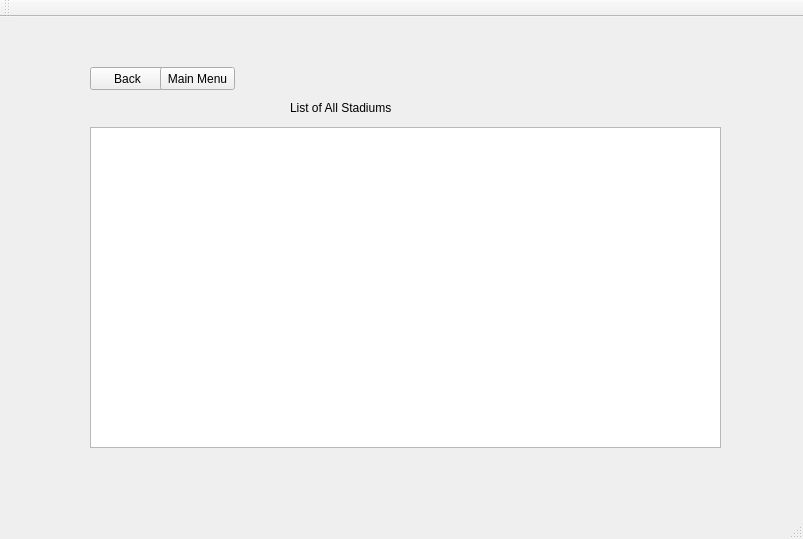
This is cs1dproject/mainwindow.ui in AustinVaday/CS1D-Class-Project-2 as Qt 5 draws it before an edit. The edited form follows.
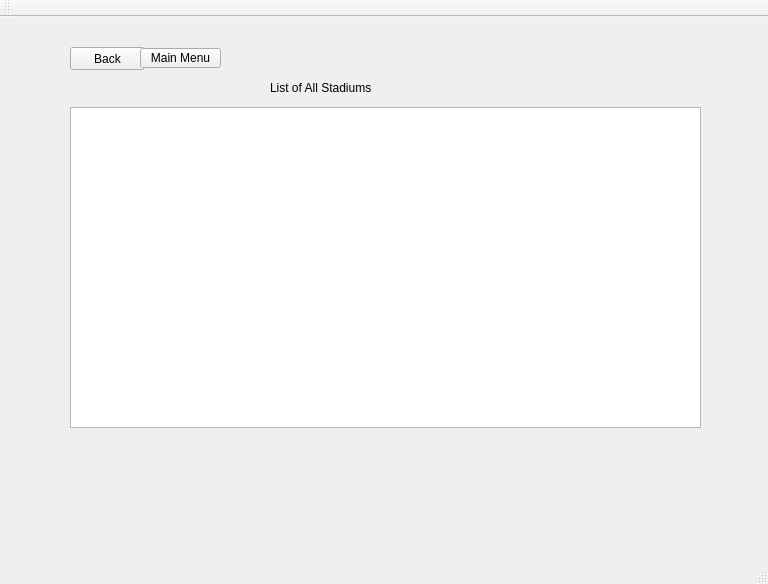
This is the edited form. The open tabs and pages were chosen to show the change.

```diff
--- a/cs1dproject/mainwindow.ui
+++ b/cs1dproject/mainwindow.ui
@@ -6,8 +6,8 @@
    <rect>
     <x>0</x>
     <y>0</y>
-    <width>803</width>
-    <height>539</height>
+    <width>768</width>
+    <height>584</height>
    </rect>
   </property>
   <property name="windowTitle">
@@ -29,10 +29,10 @@
    <widget class="QStackedWidget" name="stackedWidget_mainWidget">
     <property name="geometry">
      <rect>
-      <x>40</x>
-      <y>40</y>
-      <width>721</width>
-      <height>421</height>
+      <x>20</x>
+      <y>20</y>
+      <width>761</width>
+      <height>441</height>
      </rect>
     </property>
     <property name="currentIndex">
@@ -852,9 +852,9 @@
       <property name="geometry">
        <rect>
         <x>120</x>
-        <y>10</y>
-        <width>75</width>
-        <height>23</height>
+        <y>11</y>
+        <width>81</width>
+        <height>20</height>
        </rect>
       </property>
       <property name="text">
```
Left out of the diff: 18 changed lines with no effect on the pictures.
